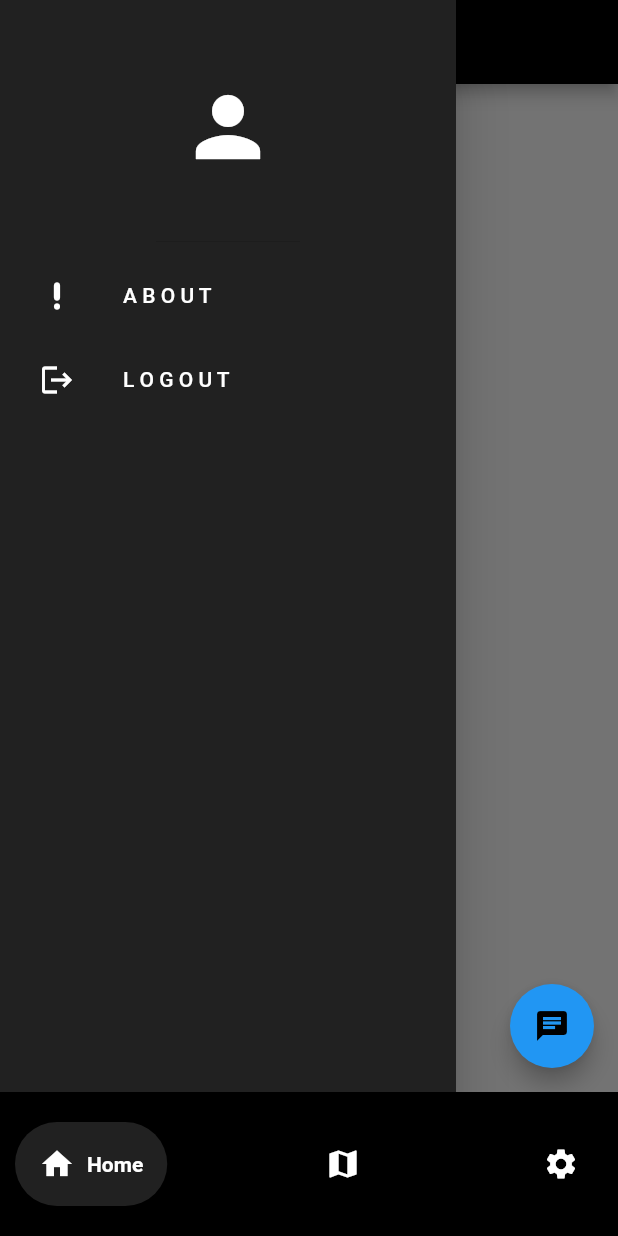
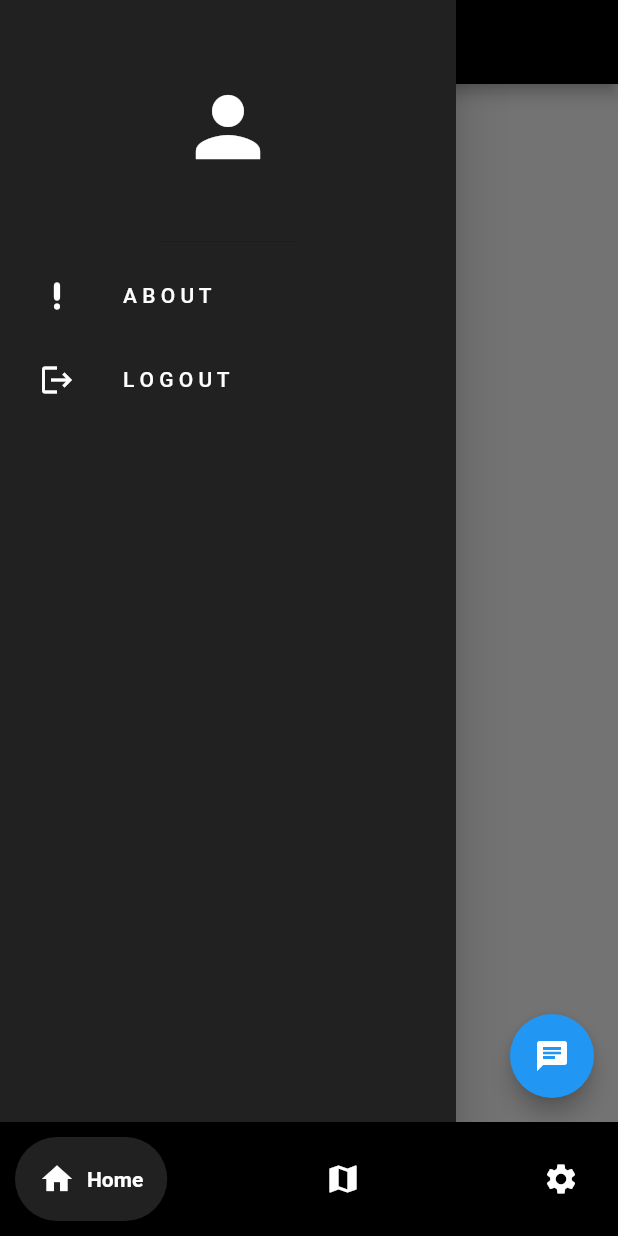
Before and after one commit to AsianZesus/App2, a Flutter app: the screen it shows once a user with an empty profile is signed in, with the side drawer open, on a phone screen of 412 x 824 dp. Run offline on Flutter 3.47's test engine with Material 2 defaults, Android fonts, the phone set to English and light mode, and no system bars; drawn by our look-alikes of firebase_database, google_nav_bar; our stand-ins replace easy_splash_screen, firebase_auth, firebase_core, firebase_messaging, flutter_local_notifications, flutter_map and 2 more; missing offline and left inert: chart_sparkline; accounts and stored records are empty.

```diff
--- a/lib/components/bottom_nav_bar.dart
+++ b/lib/components/bottom_nav_bar.dart
@@ -11,7 +11,7 @@ class MyBottomNavBar extends StatelessWidget {
       // margin: const EdgeInsets.all(15),
       color: Colors.black,
       child: Padding(
-        padding: const EdgeInsets.symmetric(horizontal: 10.0, vertical: 20),
+        padding: const EdgeInsets.symmetric(horizontal: 10.0, vertical: 10),
         child: GNav(
           onTabChange: (value) => onTabChange!(value),
           backgroundColor: Colors.black,
--- a/lib/main.dart
+++ b/lib/main.dart
@@ -1,4 +1,6 @@
+import 'package:firebase_messaging/firebase_messaging.dart';
 import 'package:flood_app/auth/auth.dart';
+import 'package:flood_app/pages/notifications.dart';
 import 'package:flood_app/pages/splash_page.dart';
 import 'package:flutter/material.dart';
 import 'package:firebase_core/firebase_core.dart';
@@ -9,13 +11,17 @@ void main() async {
   await Firebase.initializeApp(
     options: DefaultFirebaseOptions.currentPlatform,
   );
-
   runApp(const MyApp());
 }
 
-class MyApp extends StatelessWidget {
-  const MyApp({super.key});
+class MyApp extends StatefulWidget {
+  const MyApp({Key? key}) : super(key: key);
 
+  @override
+  State<MyApp> createState() => _MyAppState();
+}
+
+class _MyAppState extends State<MyApp> {
   // This widget is the root of your application.
   @override
   Widget build(BuildContext context) {
--- a/lib/pages/dash_page.dart
+++ b/lib/pages/dash_page.dart
@@ -44,7 +44,7 @@ class _DashPageState extends State<DashPage> {
   Widget build(BuildContext context) {
     return Scaffold(
       appBar: AppBar(
-        title: const Text("Welcome"),
+        title: const Text("FLOOD  ALERT"),
         backgroundColor: Colors.black,
       ),
       drawer: MyDrawer(
@@ -53,6 +53,7 @@ class _DashPageState extends State<DashPage> {
       ),
       body: Column(
         children: [
+          const SizedBox(height: 30,),
           Expanded(
             child: FirebaseAnimatedList(
               query: dbRef,
--- a/lib/pages/home_page.dart
+++ b/lib/pages/home_page.dart
@@ -1,4 +1,5 @@
 import 'package:flood_app/components/bottom_nav_bar.dart';
+import 'package:flood_app/pages/chat_page.dart';
 import 'package:flood_app/pages/dash_page.dart';
 import 'package:flood_app/pages/map_page.dart';
 import 'package:flood_app/pages/settings_page.dart';
@@ -23,41 +24,37 @@ class _HomePageState extends State<HomePage> {
   //final
   final List<Widget> _pages = [
     // Home page
-    DashPage(),
+    const DashPage(),
 
     // Map page
-    MapPage(),
+    const MapPage(),
 
     // Settings page
-    SettingsPage(),
+    const SettingsPage(),
   ];
 
   @override
   Widget build(BuildContext context) {
     return Scaffold(
       backgroundColor: Colors.grey[300],
-
       bottomNavigationBar: MyBottomNavBar(
         onTabChange: (index) => navigateBottomBar(index),
       ),
       body: _pages[_selectedIndex],
       floatingActionButton: FloatingActionButton(
         onPressed: () async {
-          // dynamic conversationObject = {
-          //   'appId':
-          //       '238886987f58a2f798d03876520abea92', // The [APP_ID](https://dashboard.kommunicate.io/settings/install) obtained from kommunicate dashboard.
-          // };
+          // Navigator.pop(context);
 
-          // KommunicateFlutterPlugin.buildConversation(conversationObject)
-          //     .then((clientConversationId) {
-          //   print("Conversation builder success : " +
-          //       clientConversationId.toString());
-          // }).catchError((error) {
-          //   print("Conversation builder error : " + error.toString());
-          // });
+          Navigator.push(
+            context,
+            MaterialPageRoute(
+              builder: (context) => ChatbotScreen(),
+            ),
+          );
         },
-        child: Icon(Icons.chat,
-        color: Colors.black,),
+        child: const Icon(
+          Icons.chat,
+        ),
       ),
     );
   }
--- a/pubspec.yaml
+++ b/pubspec.yaml
@@ -46,6 +46,9 @@ dependencies:
   latlong2: ^0.9.0
   url_launcher: ^6.1.12
   http: ^1.1.0
+  flutter_local_notifications: ^15.1.0+1
+  flutter_animated_dialog: ^2.0.1
+  firebase_messaging: ^14.6.5
 
 dev_dependencies:
   flutter_test:
```
Also changed, not shown: lib/pages/chat_page.dart (added, +173 -0 lines), lib/pages/notifications.dart (added, +51 -0 lines), pubspec.lock, 2 other files.
